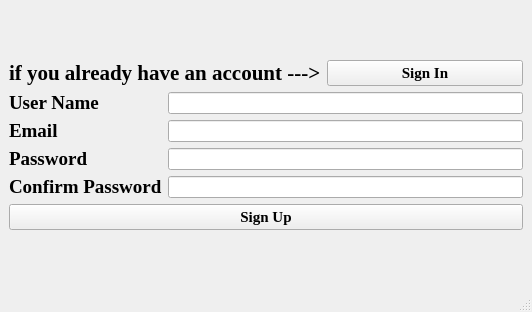
Qt form src/qt/forms/newaccount.ui (HTHcoin/helpthehomelesscoin) before a commit.
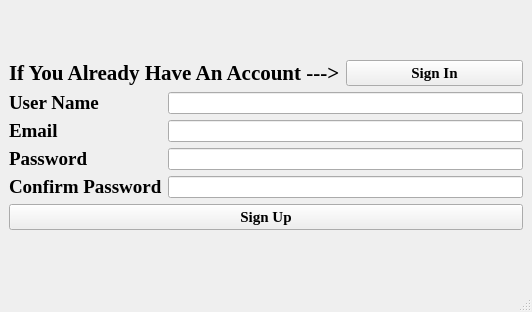
The same form after that commit.

The edit to the form file:
```diff
--- a/src/qt/forms/newaccount.ui
+++ b/src/qt/forms/newaccount.ui
@@ -30,7 +30,7 @@
            </font>
           </property>
           <property name="text">
-           <string>if you already have an account ---&gt;</string>
+           <string>If You Already Have An Account ---&gt;</string>
           </property>
          </widget>
         </item>
```
